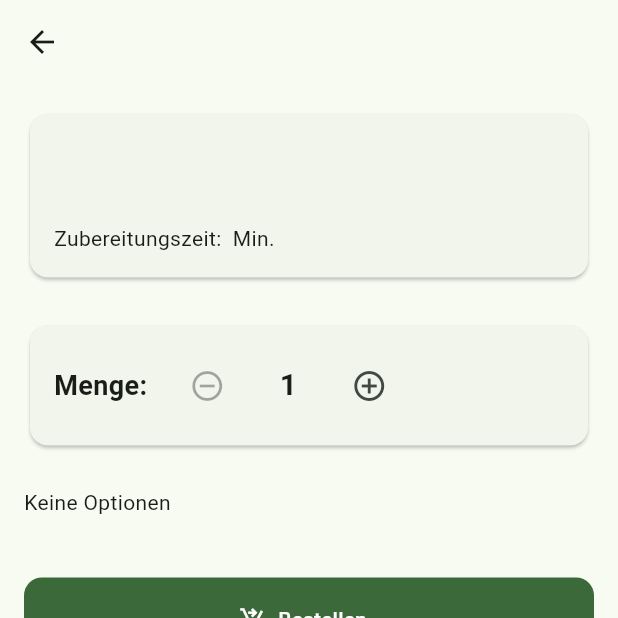
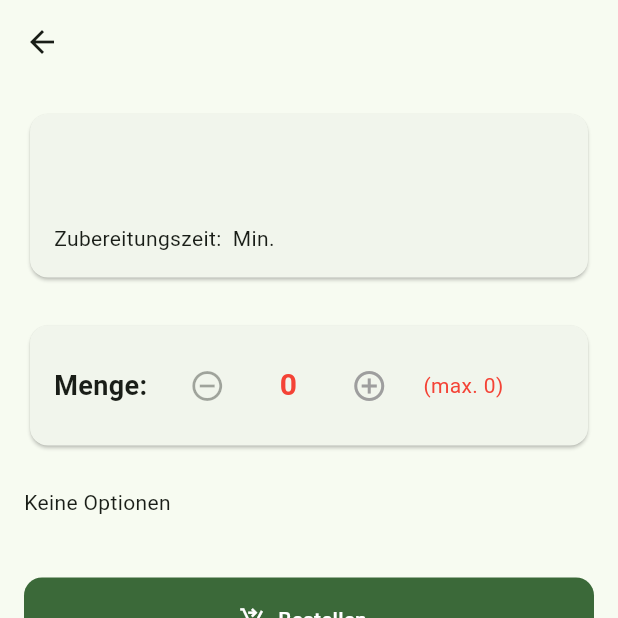
Before and after one commit to LenaEwerling/robben_futter, a Flutter app: the DishDetailScreen screen opened directly with empty values, on a phone screen of 412 x 824 dp, the top half of it. Run offline on Flutter 3.47's test engine with Material 3 defaults, Android fonts, the phone set to English and light mode, and no system bars; our stand-ins replace flutter_riverpod, go_router, supabase_flutter; accounts and stored records are empty.

Commit message:
Bug fixing
options max quantity cannot exceed stock_quantity of respective item

```diff
--- a/lib/providers/dish_detail_provider.dart
+++ b/lib/providers/dish_detail_provider.dart
@@ -61,14 +61,14 @@ final optionGroupsForDishProvider = FutureProvider.family<List<OptionGroupWithOp
             price_adjust,
             default_selected,
             sort_order,
-            is_available,
             protein_per_100g,
             carbs_per_100g,
             gi,
             gl,
             portion_size_g,
             unit,
-            max_quantity
+            max_quantity,
+            stock_quantity
           ''')
           .eq('group_id', groupId)
           .order('sort_order');
--- a/lib/screens/dish_detail_screen.dart
+++ b/lib/screens/dish_detail_screen.dart
@@ -1,3 +1,5 @@
+import 'dart:math';
+
 import 'package:flutter/material.dart';
 import 'package:flutter_riverpod/flutter_riverpod.dart';
 import 'package:go_router/go_router.dart';
@@ -60,7 +62,49 @@ class _DishDetailScreenState extends ConsumerState<DishDetailScreen> {
       body: dishAsync.when(
         loading: () => const Center(child: CircularProgressIndicator()),
         error: (err, st) => Center(child: Text('Fehler: $err')),
-        data: (dish) => ListView(
+        data: (dish) {
+          // Effektives Maximum für Gerichte-Menge berechnen
+          final dishStock = dish['stock_quantity'] as int? ?? 999999;
+          final ignoreCat = dish['ignore_category_stock'] as bool? ?? false;
+          final catStockRaw = dish['categories']?['stock_quantity'] as int?;
+
+          double catLimit;
+          if (catStockRaw == null) {
+            // Kategorie-Stock NULL → komplett ignorieren
+            catLimit = 999999;
+          } else {
+            catLimit = ignoreCat ? 999999 : catStockRaw.toDouble();
+          }
+
+          // Optionen-Limit (geringste Verfügbarkeit pro Option)
+          final groups = groupsAsync.value ?? [];
+          int optionLimit = 999999;
+          for (final groupData in groups) {
+            for (final opt in groupData.options) {
+              final optStock = opt['stock_quantity'] as int? ?? 999999;
+              final neededPerPortion = 1; // später anpassbar
+              optionLimit = optionLimit < (optStock ~/ neededPerPortion)
+                  ? optionLimit
+                  : (optStock ~/ neededPerPortion);
+            }
+          }
+
+          final effectiveMax = [dishStock.toDouble(), catLimit, optionLimit.toDouble()]
+              .reduce((a, b) => a < b ? a : b)
+              .toInt();
+
+          final currentQty = selection.dishQuantity ?? 1;
+          final displayQty = currentQty > effectiveMax ? effectiveMax : currentQty;
+
+          // Automatische Anpassung bei Überschreitung
+          if (currentQty > effectiveMax) {
+            Future.microtask(() {
+              ref.read(selectionProvider(widget.dishId).notifier)
+                  .updateDishQuantity(effectiveMax);
+            });
+          }
+
+          return ListView(
             padding: const EdgeInsets.all(16),
             children: [
               // Gericht-Info
@@ -94,24 +138,41 @@ class _DishDetailScreenState extends ConsumerState<DishDetailScreen> {
                       const SizedBox(width: 16),
                       IconButton(
                         icon: const Icon(Icons.remove_circle_outline),
-                      onPressed: (selection.dishQuantity ?? 1) > 1
+                        onPressed: displayQty > 1
                             ? () => ref.read(selectionProvider(widget.dishId).notifier)
-                          .updateDishQuantity((selection.dishQuantity ?? 1) - 1)
+                            .updateDishQuantity(displayQty - 1)
                             : null,
                       ),
                       SizedBox(
                         width: 60,
                         child: Center(
                           child: Text(
-                          '${selection.dishQuantity ?? 1}',
-                          style: const TextStyle(fontSize: 20, fontWeight: FontWeight.bold),
+                            '$displayQty',
+                            style: TextStyle(
+                              fontSize: 20,
+                              fontWeight: FontWeight.bold,
+                              color: currentQty > effectiveMax ? Colors.red : null,
+                            ),
                           ),
                         ),
                       ),
                       IconButton(
-                      icon: const Icon(Icons.add_circle_outline),
-                      onPressed: () => ref.read(selectionProvider(widget.dishId).notifier)
-                          .updateDishQuantity((selection.dishQuantity ?? 1) + 1),
+                        icon: Icon(
+                          Icons.add_circle_outline,
+                          color: displayQty < effectiveMax ? null : Colors.grey,
+                        ),
+                        onPressed: displayQty < effectiveMax
+                            ? () => ref.read(selectionProvider(widget.dishId).notifier)
+                            .updateDishQuantity(displayQty + 1)
+                            : null,
+                      ),
+                      const SizedBox(width: 12),
+                      if (effectiveMax < 999999)
+                        Text(
+                          '(max. $effectiveMax)',
+                          style: TextStyle(
+                            color: currentQty > effectiveMax ? Colors.red : Colors.grey[600],
+                          ),
                         ),
                     ],
                   ),
@@ -157,8 +218,9 @@ class _DishDetailScreenState extends ConsumerState<DishDetailScreen> {
                             final optName = opt['name'] as String;
                             final optDesc = opt['description'] as String?;
                             final maxQty = opt['max_quantity'] as int?;
+                            final optStock = opt['stock_quantity'] as int? ?? 999999;
 
-                          Widget control;
+                            late Widget control;
 
                             switch (type) {
                               case 'single':
@@ -231,7 +293,14 @@ class _DishDetailScreenState extends ConsumerState<DishDetailScreen> {
                               case 'quantity':
                                 final quantities = currentSelection as Map<String, int>? ?? {};
                                 final qty = quantities[optId] ?? 0;
-                              final canIncrease = maxQty == null || qty < maxQty;
+
+                                // HARTE GRENZE: min(max_quantity, stock_quantity)
+                                final maxFromConfig = maxQty ?? 999999;
+                                final maxFromStock = optStock;
+                                final effectiveOptionMax = min(maxFromConfig, maxFromStock);
+
+                                // Kann noch erhöht werden?
+                                final canIncrease = qty < effectiveOptionMax;
 
                                 control = Row(
                                   mainAxisAlignment: MainAxisAlignment.start,
@@ -244,10 +313,16 @@ class _DishDetailScreenState extends ConsumerState<DishDetailScreen> {
                                           : null,
                                     ),
                                     const SizedBox(width: 4),
-                                  Text('$qty', style: const TextStyle(fontSize: 16)),
+                                    Text(
+                                      '$qty',
+                                      style: const TextStyle(fontSize: 16),
+                                    ),
                                     const SizedBox(width: 4),
                                     IconButton(
-                                    icon: const Icon(Icons.add_circle_outline),
+                                      icon: Icon(
+                                        Icons.add_circle_outline,
+                                        color: canIncrease ? null : Colors.grey,
+                                      ),
                                       onPressed: canIncrease
                                           ? () => ref.read(selectionProvider(widget.dishId).notifier)
                                           .updateQuantity(groupId, optId, qty + 1)
@@ -264,6 +339,10 @@ class _DishDetailScreenState extends ConsumerState<DishDetailScreen> {
                                               optDesc,
                                               style: const TextStyle(fontSize: 12, color: Colors.grey),
                                             ),
+                                          Text(
+                                            '(max. $effectiveOptionMax)',
+                                            style: TextStyle(fontSize: 11, color: Colors.grey[600]),
+                                          ),
                                         ],
                                       ),
                                     ),
@@ -275,7 +354,7 @@ class _DishDetailScreenState extends ConsumerState<DishDetailScreen> {
                                 control = Row(
                                   mainAxisAlignment: MainAxisAlignment.start,
                                   children: [
-                                  const SizedBox(width: 48), // Platzhalter
+                                    const SizedBox(width: 48),
                                     Expanded(
                                       child: Column(
                                         crossAxisAlignment: CrossAxisAlignment.start,
@@ -315,7 +394,6 @@ class _DishDetailScreenState extends ConsumerState<DishDetailScreen> {
                   final groups = groupsAsync.value ?? [];
                   final notifier = ref.read(selectionProvider(widget.dishId).notifier);
 
-                // Validierung
                   final allValid = notifier.areAllGroupsValid(groups);
                   if (!allValid) {
                     ScaffoldMessenger.of(context).showSnackBar(
@@ -328,11 +406,9 @@ class _DishDetailScreenState extends ConsumerState<DishDetailScreen> {
                   }
 
                   try {
-                  // 1. Aktuellen User holen
                     final user = ref.read(authNotifierProvider).value;
                     if (user == null) throw Exception('Nicht eingeloggt');
 
-                  // 2. Neue Bestellung erstellen
                     final orderResponse = await supabase
                         .from('orders')
                         .insert({
@@ -345,7 +421,6 @@ class _DishDetailScreenState extends ConsumerState<DishDetailScreen> {
 
                     final orderId = orderResponse['id'] as String;
 
-                  // 3. Order-Item für dieses Gericht (mit Menge!)
                     final orderItemResponse = await supabase
                         .from('order_items')
                         .insert({
@@ -358,7 +433,6 @@ class _DishDetailScreenState extends ConsumerState<DishDetailScreen> {
 
                     final orderItemId = orderItemResponse['id'] as String;
 
-                  // 4. Alle ausgewählten Optionen speichern
                     final selections = notifier.state.selections;
                     final List<Map<String, dynamic>> optionInserts = [];
 
@@ -367,7 +441,6 @@ class _DishDetailScreenState extends ConsumerState<DishDetailScreen> {
                       final selectionValue = entry.value;
 
                       if (selectionValue is String) {
-                      // single
                         optionInserts.add({
                           'order_item_id': orderItemId,
                           'option_id': selectionValue,
@@ -375,7 +448,6 @@ class _DishDetailScreenState extends ConsumerState<DishDetailScreen> {
                           'selected': true,
                         });
                       } else if (selectionValue is Set<String>) {
-                      // multi
                         for (final optId in selectionValue) {
                           optionInserts.add({
                             'order_item_id': orderItemId,
@@ -385,7 +457,6 @@ class _DishDetailScreenState extends ConsumerState<DishDetailScreen> {
                           });
                         }
                       } else if (selectionValue is Map<String, int>) {
-                      // quantity
                         for (final optEntry in selectionValue.entries) {
                           optionInserts.add({
                             'order_item_id': orderItemId,
@@ -401,7 +472,6 @@ class _DishDetailScreenState extends ConsumerState<DishDetailScreen> {
                       await supabase.from('order_item_options').insert(optionInserts);
                     }
 
-                  // 5. Erfolg
                     ScaffoldMessenger.of(context).showSnackBar(
                       const SnackBar(
                         content: Text('Bestellung erfolgreich gespeichert!'),
@@ -409,7 +479,6 @@ class _DishDetailScreenState extends ConsumerState<DishDetailScreen> {
                       ),
                     );
 
-                  // Reset + zurück
                     notifier.state = const SelectionState();
                     context.goNamed('dishes-list');
 
@@ -425,7 +494,8 @@ class _DishDetailScreenState extends ConsumerState<DishDetailScreen> {
                 },
               ),
             ],
-        ),
+          );
+        },
       ),
     );
   }
--- a/pubspec.yaml
+++ b/pubspec.yaml
@@ -35,6 +35,7 @@ dependencies:
   riverpod_annotation: ^2.3.5
   flutter_secure_storage: ^9.2.2
   go_router: ^17.1.0
+  collection: ^1.18.0
 
   #Push-Benachrichtigungen (FCM)
   firebase_core: ^3.6.0
```
Also changed, not shown: lib/providers/selection_provider.dart (+38 -18 lines), lib/screens/dishes_list.dart (+36 -42 lines), pubspec.lock. Lines whose indentation alone changed are shown as unchanged.
